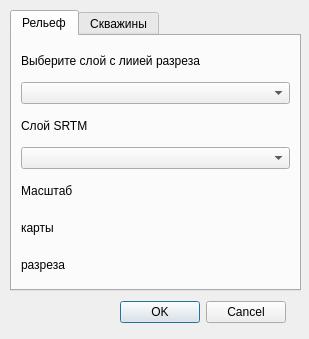
The window that ui/curve_wells.ui (gis56/geo_pie) describes before a commit, drawn with Qt 5.
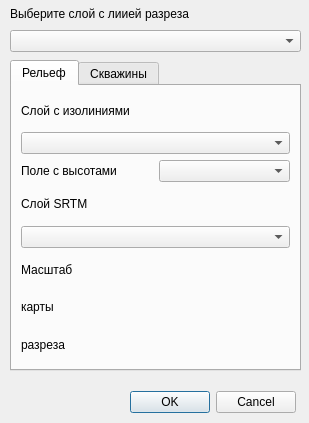
The same window after the commit. Custom widgets are drawn as their Qt base class.

```diff
--- a/ui/curve_wells.ui
+++ b/ui/curve_wells.ui
@@ -7,7 +7,7 @@
     <x>0</x>
     <y>0</y>
     <width>309</width>
-    <height>339</height>
+    <height>423</height>
    </rect>
   </property>
   <property name="windowTitle">
@@ -17,9 +17,9 @@
    <property name="geometry">
     <rect>
      <x>10</x>
-     <y>10</y>
+     <y>60</y>
      <width>291</width>
-     <height>281</height>
+     <height>311</height>
     </rect>
    </property>
    <property name="currentIndex">
@@ -31,14 +31,28 @@
     </attribute>
     <layout class="QVBoxLayout" name="verticalLayout">
      <item>
-      <widget class="QLabel" name="label_cut">
+      <widget class="QLabel" name="label_izln">
        <property name="text">
-        <string>Выберите слой с лиией разреза</string>
+        <string>Слой с изолиниями</string>
        </property>
       </widget>
      </item>
      <item>
-      <widget class="QgsMapLayerComboBox" name="mLayer_cut"/>
+      <widget class="QgsMapLayerComboBox" name="mLayer_izln"/>
+     </item>
+     <item>
+      <layout class="QHBoxLayout" name="horizontalLayout_3">
+       <item>
+        <widget class="QLabel" name="label_elev">
+         <property name="text">
+          <string>Поле с высотами</string>
+         </property>
+        </widget>
+       </item>
+       <item>
+        <widget class="QgsFieldComboBox" name="mField_elev"/>
+       </item>
+      </layout>
      </item>
      <item>
       <widget class="QLabel" name="label_strm">
@@ -209,8 +223,8 @@
   <widget class="QDialogButtonBox" name="buttonBox">
    <property name="geometry">
     <rect>
-     <x>10</x>
-     <y>300</y>
+     <x>20</x>
+     <y>390</y>
      <width>276</width>
      <height>24</height>
     </rect>
@@ -222,6 +236,28 @@
     <set>QDialogButtonBox::Cancel|QDialogButtonBox::Ok</set>
    </property>
   </widget>
+  <widget class="QWidget" name="">
+   <property name="geometry">
+    <rect>
+     <x>10</x>
+     <y>4</y>
+     <width>291</width>
+     <height>48</height>
+    </rect>
+   </property>
+   <layout class="QVBoxLayout" name="verticalLayout_2">
+    <item>
+     <widget class="QLabel" name="label_cut">
+      <property name="text">
+       <string>Выберите слой с лиией разреза</string>
+      </property>
+     </widget>
+    </item>
+    <item>
+     <widget class="QgsMapLayerComboBox" name="mLayer_cut"/>
+    </item>
+   </layout>
+  </widget>
  </widget>
  <customwidgets>
   <customwidget>
```
Left out of the diff: 4 changed lines with no effect on the pictures.
